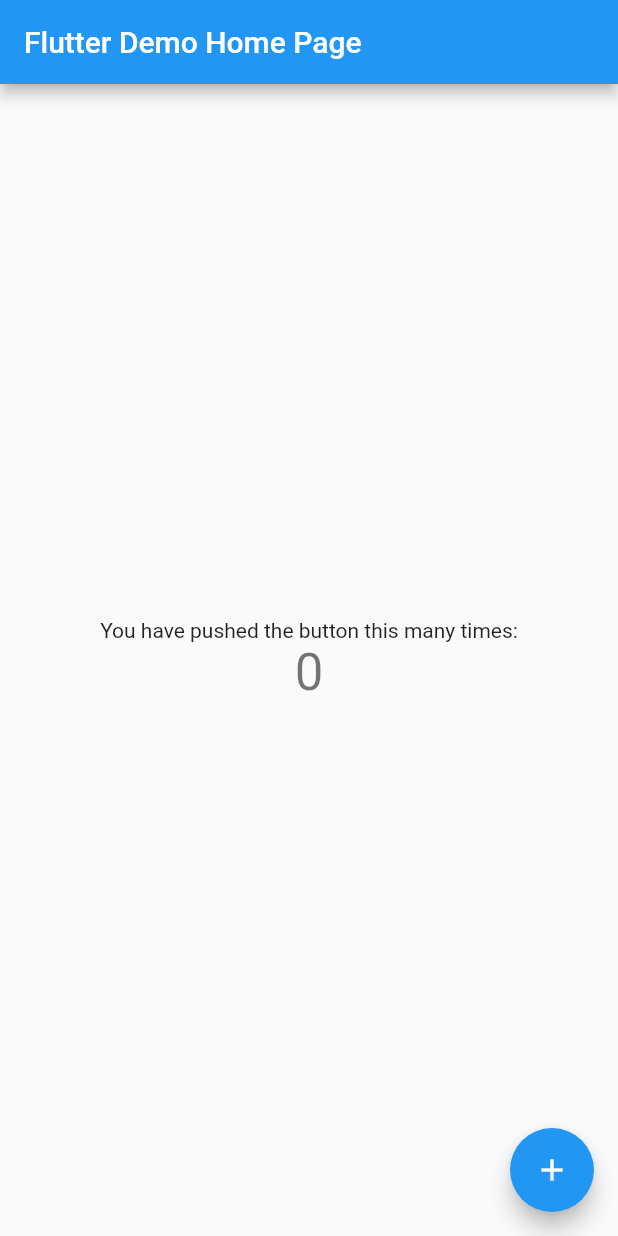
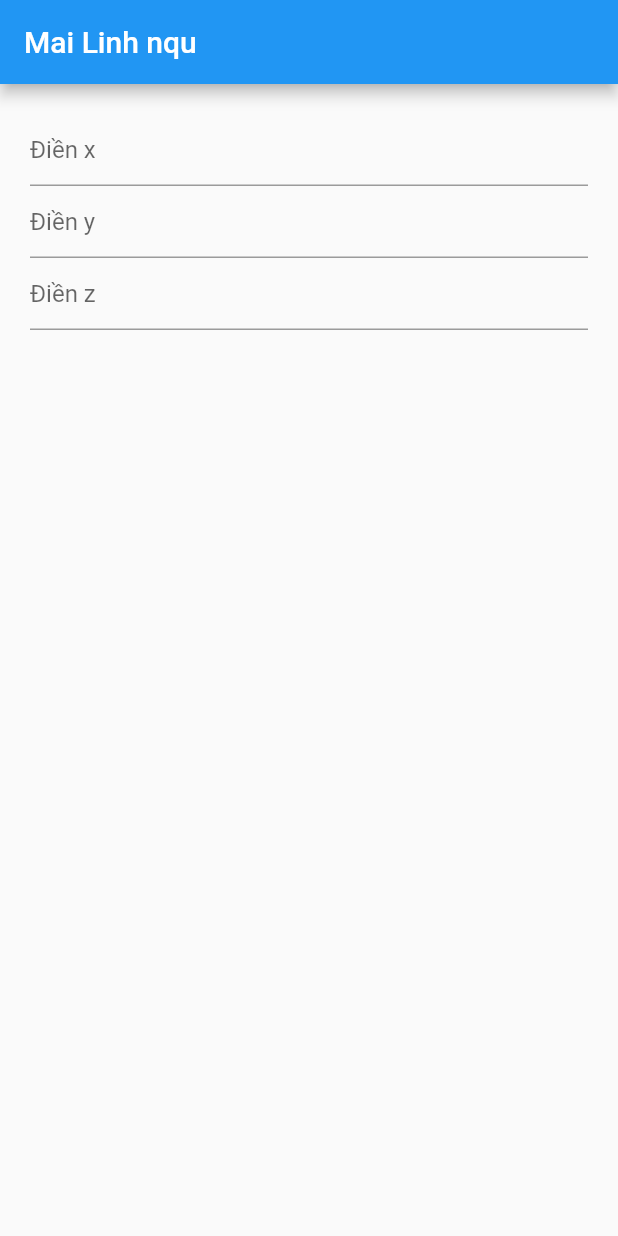
Before and after one commit to epitchi/Make-Math-Easy, a Flutter app: the screen it shows after launch, on a phone screen of 412 x 824 dp. Run offline on Flutter 3.47's test engine with Material 2 defaults, Android fonts, the phone set to English and light mode, and no system bars.

Commit message:
add textformfield

```diff
--- a/lib/main.dart
+++ b/lib/main.dart
@@ -9,39 +9,18 @@ class MyApp extends StatelessWidget {
   @override
   Widget build(BuildContext context) {
     return MaterialApp(
-      title: 'Flutter Demo',
+      title: 'Web giải toán 12',
       theme: ThemeData(
-        // This is the theme of your application.
-        //
-        // Try running your application with "flutter run". You'll see the
-        // application has a blue toolbar. Then, without quitting the app, try
-        // changing the primarySwatch below to Colors.green and then invoke
-        // "hot reload" (press "r" in the console where you ran "flutter run",
-        // or simply save your changes to "hot reload" in a Flutter IDE).
-        // Notice that the counter didn't reset back to zero; the application
-        // is not restarted.
         primarySwatch: Colors.blue,
-        // This makes the visual density adapt to the platform that you run
-        // the app on. For desktop platforms, the controls will be smaller and
-        // closer together (more dense) than on mobile platforms.
         visualDensity: VisualDensity.adaptivePlatformDensity,
       ),
-      home: MyHomePage(title: 'Flutter Demo Home Page'),
+      home: MyHomePage(title: 'Đang trong quá trình phát triển'),
     );
   }
 }
 
 class MyHomePage extends StatefulWidget {
   MyHomePage({Key key, this.title}) : super(key: key);
-
-  // This widget is the home page of your application. It is stateful, meaning
-  // that it has a State object (defined below) that contains fields that affect
-  // how it looks.
-
-  // This class is the configuration for the state. It holds the values (in this
-  // case the title) provided by the parent (in this case the App widget) and
-  // used by the build method of the State. Fields in a Widget subclass are
-  // always marked "final".
 
   final String title;
 
@@ -50,68 +29,50 @@ class MyHomePage extends StatefulWidget {
 }
 
 class _MyHomePageState extends State<MyHomePage> {
-  int _counter = 0;
-
-  void _incrementCounter() {
-    setState(() {
-      // This call to setState tells the Flutter framework that something has
-      // changed in this State, which causes it to rerun the build method below
-      // so that the display can reflect the updated values. If we changed
-      // _counter without calling setState(), then the build method would not be
-      // called again, and so nothing would appear to happen.
-      _counter++;
-    });
-  }
-
   @override
   Widget build(BuildContext context) {
-    // This method is rerun every time setState is called, for instance as done
-    // by the _incrementCounter method above.
-    //
-    // The Flutter framework has been optimized to make rerunning build methods
-    // fast, so that you can just rebuild anything that needs updating rather
-    // than having to individually change instances of widgets.
     return Scaffold(
         appBar: AppBar(
-        // Here we take the value from the MyHomePage object that was created by
-        // the App.build method, and use it to set our appbar title.
-        title: Text(widget.title),
+          title: Text("Mai Linh nqu"),
         ),
-      body: Center(
-        // Center is a layout widget. It takes a single child and positions it
-        // in the middle of the parent.
+        body: Container(
+          child: Padding(
+            padding: const EdgeInsets.all(20.0),
             child: Column(
-          // Column is also a layout widget. It takes a list of children and
-          // arranges them vertically. By default, it sizes itself to fit its
-          // children horizontally, and tries to be as tall as its parent.
-          //
-          // Invoke "debug painting" (press "p" in the console, choose the
-          // "Toggle Debug Paint" action from the Flutter Inspector in Android
-          // Studio, or the "Toggle Debug Paint" command in Visual Studio Code)
-          // to see the wireframe for each widget.
-          //
-          // Column has various properties to control how it sizes itself and
-          // how it positions its children. Here we use mainAxisAlignment to
-          // center the children vertically; the main axis here is the vertical
-          // axis because Columns are vertical (the cross axis would be
-          // horizontal).
-          mainAxisAlignment: MainAxisAlignment.center,
               children: <Widget>[
-            Text(
-              'You have pushed the button this many times:',
+                TextFormField(
+                  decoration: InputDecoration(
+                    hintText: "Điền x"
                   ),
-            Text(
-              '$_counter',
-              style: Theme.of(context).textTheme.headline4,
+                   onChanged: (value){
+                    setState(() {
+                      //num1 == num parse .
+                    });
+                  },
+                ),
+                TextFormField(
+                  decoration: InputDecoration(
+                    hintText: "Điền y"
+                  ),
+                  onChanged: (value){
+                    setState(() {
+                      //num1 == num parse .
+                    });
+                  },
+                ),
+                TextFormField(
+                  decoration: InputDecoration(
+                    hintText: "Điền z"
+                  ),
+                   onChanged: (value){
+                    setState(() {
+                      //num1 == num parse .
+                    });
+                  },
                 ),
               ],
             ),
           ),
-      floatingActionButton: FloatingActionButton(
-        onPressed: _incrementCounter,
-        tooltip: 'Increment',
-        child: Icon(Icons.add),
-      ), // This trailing comma makes auto-formatting nicer for build methods.
-    );
+        ));
   }
 }
```
Also changed, not shown: firebase.json (added), 3 other files. Lines whose indentation alone changed are shown as unchanged.
